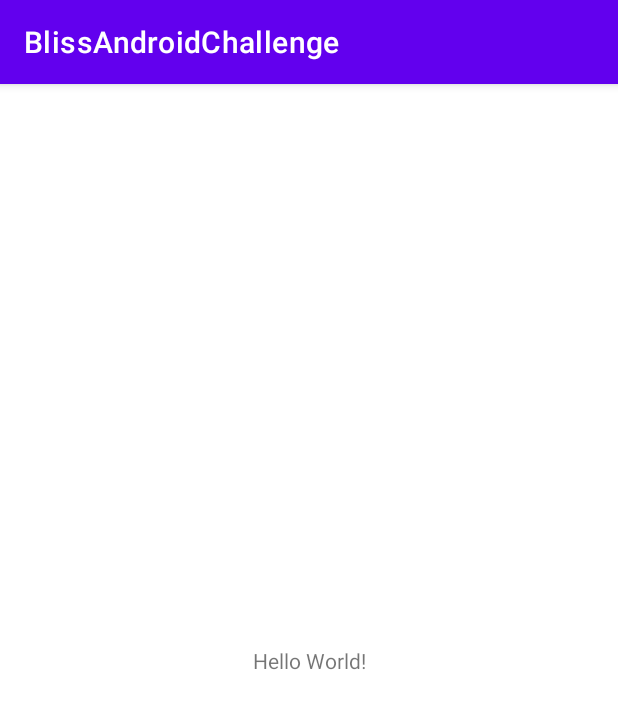
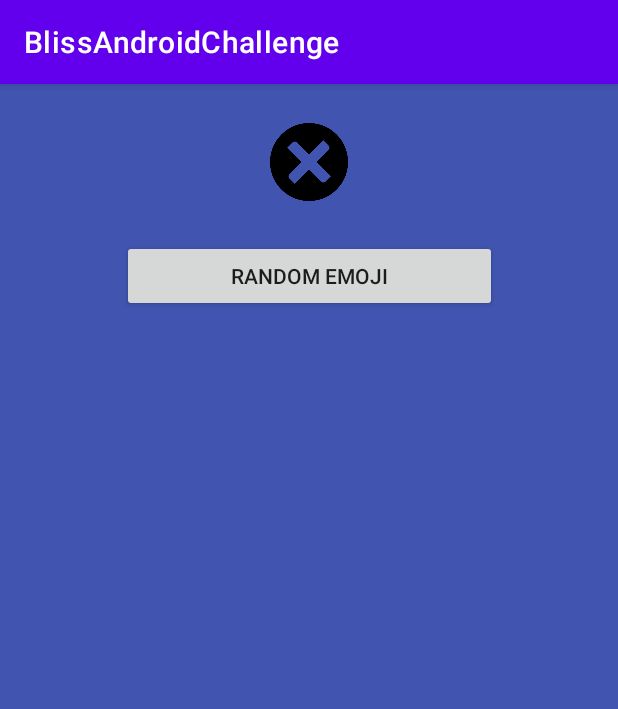
Before and after one commit to DenisLima/BlissApplicationAndroid, an Android app: the screen it shows after launch (MainActivity), on a phone screen of 412 x 824 dp. Shown: the top 709 px of the screen. Run offline under Robolectric (Android 15) with nearby library versions, the phone set to English and light mode, and no system bars.

Commit message:
Created main screen layout

```diff
--- a/app/src/main/AndroidManifest.xml
+++ b/app/src/main/AndroidManifest.xml
@@ -9,7 +9,7 @@
         android:roundIcon="@mipmap/ic_launcher_round"
         android:supportsRtl="true"
         android:theme="@style/Theme.BlissAndroidChallenge">
-        <activity android:name=".MainActivity">
+        <activity android:name=".ui.main.MainActivity">
             <intent-filter>
                 <action android:name="android.intent.action.MAIN" />
 
--- a/app/src/main/java/com/bliss/blissandroidchallenge/MainActivity.kt
+++ b/app/src/main/java/com/bliss/blissandroidchallenge/ui/main/MainActivity.kt
@@ -1,7 +1,8 @@
-package com.bliss.blissandroidchallenge
+package com.bliss.blissandroidchallenge.ui.main
 
 import androidx.appcompat.app.AppCompatActivity
 import android.os.Bundle
+import com.bliss.blissandroidchallenge.R
 
 class MainActivity : AppCompatActivity() {
     override fun onCreate(savedInstanceState: Bundle?) {
--- a/app/src/main/res/layout/activity_main.xml
+++ b/app/src/main/res/layout/activity_main.xml
@@ -4,15 +4,28 @@
     xmlns:tools="http://schemas.android.com/tools"
     android:layout_width="match_parent"
     android:layout_height="match_parent"
-    tools:context=".MainActivity">
+    android:background="@color/blueDeep"
+    tools:context=".ui.main.MainActivity">
 
-    <TextView
-        android:layout_width="wrap_content"
+    <ImageView
+        android:id="@+id/ivEmoji"
+        android:layout_width="64dp"
+        android:layout_height="64dp"
+        android:layout_marginTop="20dp"
+        app:layout_constraintTop_toTopOf="parent"
+        app:layout_constraintStart_toStartOf="parent"
+        app:layout_constraintEnd_toEndOf="parent"
+        android:src="@drawable/emp_icon"/>
+
+    <androidx.appcompat.widget.AppCompatButton
+        android:id="@+id/btnEmoji"
+        android:layout_width="250dp"
         android:layout_height="wrap_content"
-        android:text="Hello World!"
-        app:layout_constraintBottom_toBottomOf="parent"
-        app:layout_constraintLeft_toLeftOf="parent"
-        app:layout_constraintRight_toRightOf="parent"
-        app:layout_constraintTop_toTopOf="parent" />
+        android:layout_marginTop="20dp"
+        android:text="@string/button_text"
+        app:layout_constraintEnd_toEndOf="parent"
+        app:layout_constraintStart_toStartOf="parent"
+        app:layout_constraintTop_toBottomOf="@id/ivEmoji" />
+
 
 </androidx.constraintlayout.widget.ConstraintLayout>
--- a/app/src/main/res/values/colors.xml
+++ b/app/src/main/res/values/colors.xml
@@ -7,4 +7,6 @@
     <color name="teal_700">#FF018786</color>
     <color name="black">#FF000000</color>
     <color name="white">#FFFFFFFF</color>
+
+    <color name="blueDeep">#4154AF</color>
 </resources>
--- a/app/src/main/res/values/strings.xml
+++ b/app/src/main/res/values/strings.xml
@@ -1,3 +1,8 @@
 <resources>
     <string name="app_name">BlissAndroidChallenge</string>
+
+    <string name="button_text">Random Emoji</string>
+    <string name="button_text_list">Emoji List</string>
+    <string name="button_text_list_avatar">Avatar List</string>
+    <string name="button_text_googler">Google Repos</string>
 </resources>
```
Also changed, not shown: app/src/main/res/drawable/emp_icon.png (added).
